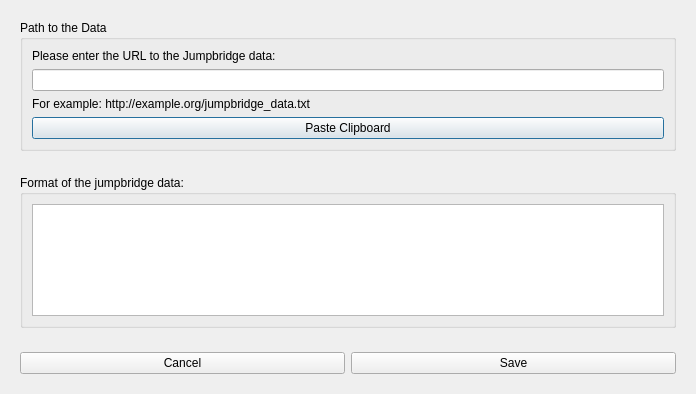
Qt form src/vi/ui/JumpbridgeChooser.ui (Subtalime/vintel) before a commit.
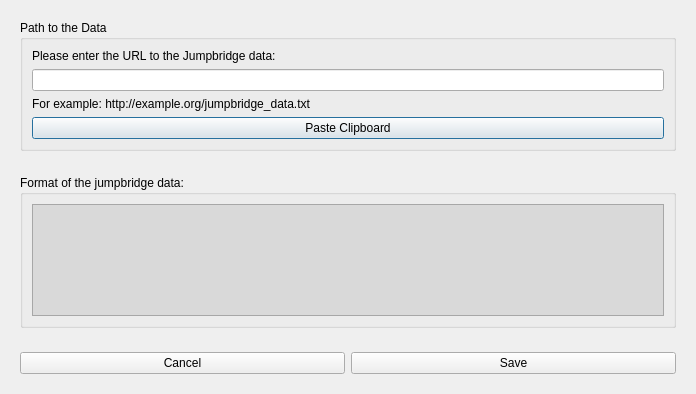
The same form after that commit.

Diff of the .ui file:
```diff
--- a/src/vi/ui/JumpbridgeChooser.ui
+++ b/src/vi/ui/JumpbridgeChooser.ui
@@ -73,9 +73,9 @@
         </property>
         <layout class="QGridLayout" name="gridLayout_5">
          <item row="0" column="0">
-          <widget class="QPlainTextEdit" name="formatInfoField">
-           <property name="lineWrapMode">
-            <enum>QPlainTextEdit::NoWrap</enum>
+          <widget class="QTextEdit" name="formatInfoField">
+           <property name="styleSheet">
+            <string notr="true">background-color: rgb(217, 217, 217);</string>
            </property>
            <property name="readOnly">
             <bool>true</bool>
```
Left out of the diff: 3 changed lines with no effect on the pictures.
